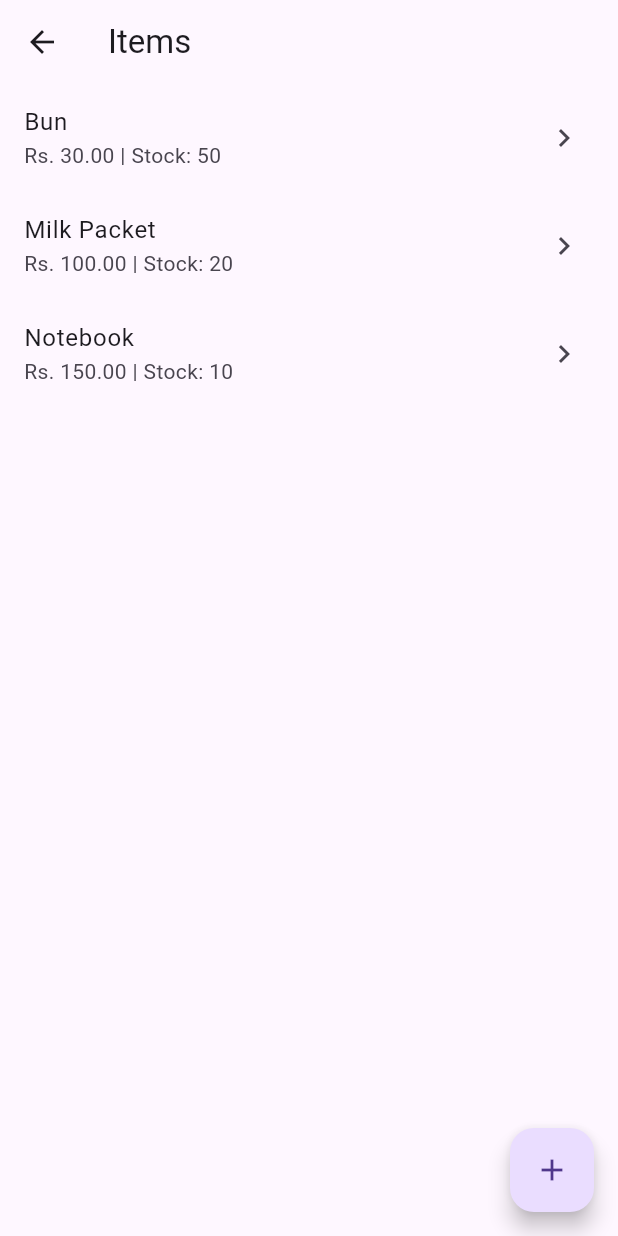
After one commit to anjaya02/digitalstock, a Flutter app: the ItemListScreen screen opened by its route, on a phone screen of 412 x 824 dp. The commit adds this screen. Run offline on Flutter 3.47's test engine with Material 3 defaults, Android fonts, the phone set to English and light mode, and no system bars.

Commit message:
Basic start

```diff
--- /dev/null
+++ b/lib/models/item.dart
@@ -0,0 +1,13 @@
+class Item {
+  final String id;
+  final String name;
+  final double price;
+  int stock;
+
+  Item({
+    required this.id,
+    required this.name,
+    required this.price,
+    this.stock = 0,
+  });
+}
--- a/lib/providers/item_provider.dart
+++ b/lib/providers/item_provider.dart
@@ -1,13 +1,25 @@
 import 'package:flutter/material.dart';
+import '../models/item.dart';
 
 class ItemProvider with ChangeNotifier {
-  // Dummy example for now
-final List<String> _items = [];
+  final List<Item> _items = [
+    Item(id: '1', name: 'Bun', price: 30.0, stock: 50),
+    Item(id: '2', name: 'Milk Packet', price: 100.0, stock: 20),
+    Item(id: '3', name: 'Notebook', price: 150.0, stock: 10),
+  ];
 
-  List<String> get items => _items;
+  List<Item> get items => [..._items];
 
-  void addItem(String name) {
-    _items.add(name);
+  void addItem(Item item) {
+    _items.add(item);
     notifyListeners();
   }
+
+  void updateStock(String id, int newStock) {
+    final index = _items.indexWhere((item) => item.id == id);
+    if (index != -1) {
+      _items[index].stock = newStock;
+      notifyListeners();
+    }
+  }
 }
--- a/lib/routes/app_routes.dart
+++ b/lib/routes/app_routes.dart
@@ -1,17 +1,13 @@
 import 'package:flutter/material.dart';
 import '../screens/home/home_screen.dart';
-// Import other screens when they are created
-// import '../screens/reports/reports_screen.dart';
-// import '../screens/settings/settings_screen.dart';
+import '../screens/items/item_list_screen.dart';
 
 class AppRoutes {
   static const String home = '/';
-  static const String reports = '/reports';
-  static const String settings = '/settings';
+  static const String items = '/items';
 
   static Map<String, WidgetBuilder> routes = {
     home: (context) => const HomeScreen(),
-    // reports: (context) => const ReportsScreen(),
-    // settings: (context) => const SettingsScreen(),
+    items: (context) => const ItemListScreen(),
   };
 }
--- a/lib/screens/home/home_screen.dart
+++ b/lib/screens/home/home_screen.dart
@@ -10,9 +10,7 @@ class HomeScreen extends StatelessWidget {
     final total = context.watch<SaleProvider>().totalSales;
 
     return Scaffold(
-      appBar: AppBar(
-        title: const Text('DigitalStock Home'),
-      ),
+      appBar: AppBar(title: const Text('DigitalStock Home')),
       body: Center(
         child: Column(
           mainAxisAlignment: MainAxisAlignment.center,
@@ -21,9 +19,9 @@ class HomeScreen extends StatelessWidget {
             const SizedBox(height: 20),
             ElevatedButton(
               onPressed: () {
-                context.read<SaleProvider>().addSale(150.0);
+                Navigator.pushNamed(context, '/items');
               },
-              child: const Text('Simulate Sale'),
+              child: const Text('Go to Item List'),
             ),
           ],
         ),
--- /dev/null
+++ b/lib/screens/items/item_list_screen.dart
@@ -0,0 +1,36 @@
+import 'package:flutter/material.dart';
+import 'package:provider/provider.dart';
+import '../../providers/item_provider.dart';
+
+class ItemListScreen extends StatelessWidget {
+  const ItemListScreen({super.key});
+
+  @override
+  Widget build(BuildContext context) {
+    final items = context.watch<ItemProvider>().items;
+
+    return Scaffold(
+      appBar: AppBar(title: const Text('Items')),
+      body: ListView.builder(
+        itemCount: items.length,
+        itemBuilder: (ctx, i) {
+          final item = items[i];
+          return ListTile(
+            title: Text(item.name),
+            subtitle: Text('Rs. ${item.price.toStringAsFixed(2)} | Stock: ${item.stock}'),
+            trailing: Icon(Icons.chevron_right),
+            onTap: () {
+              // future: go to item detail/edit
+            },
+          );
+        },
+      ),
+      floatingActionButton: FloatingActionButton(
+        onPressed: () {
+          // Add item logic later
+        },
+        child: const Icon(Icons.add),
+      ),
+    );
+  }
+}
```
